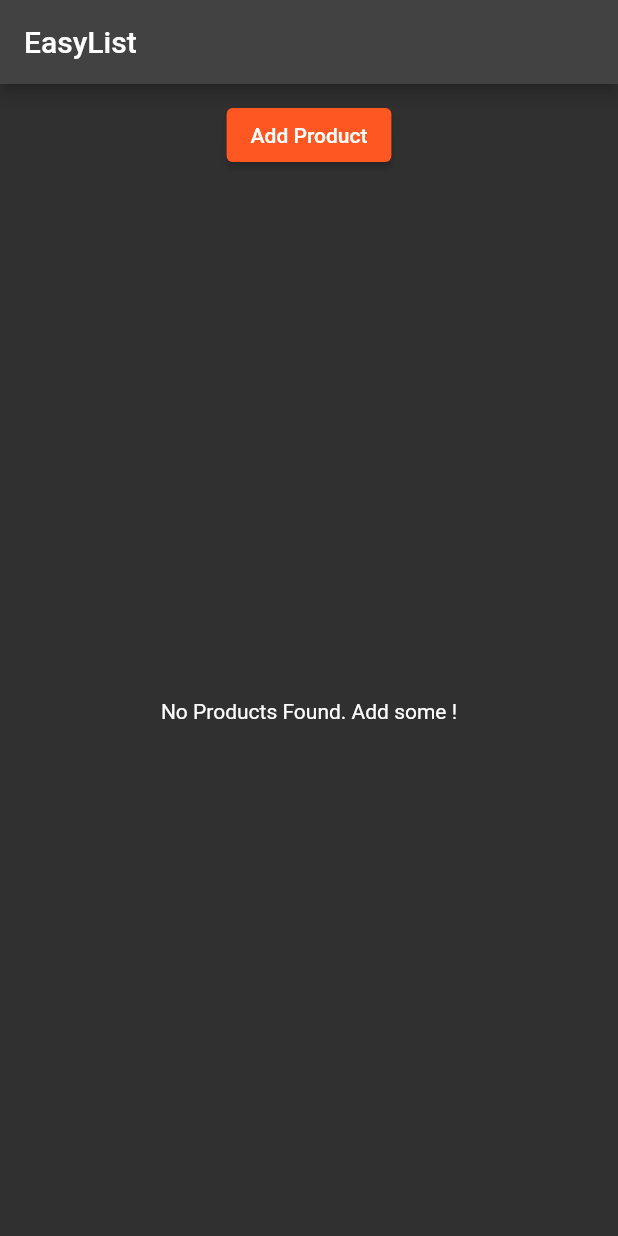
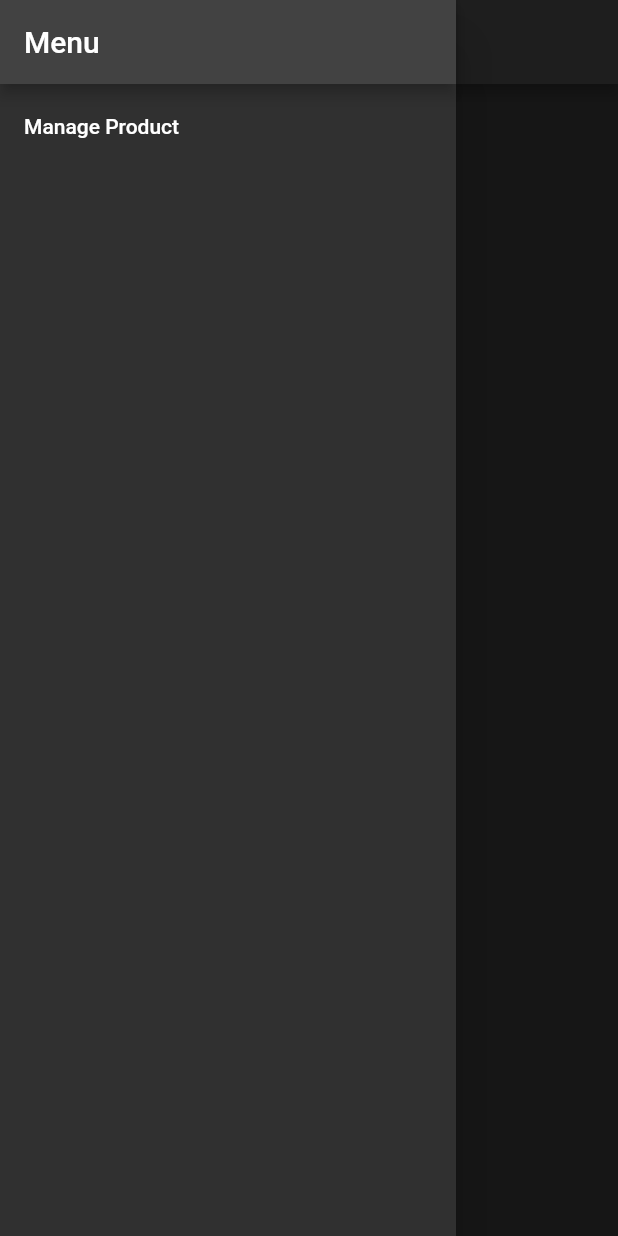
Before and after one commit to Viczdera/EasyList, a Flutter app: the HomeScreen screen opened directly, with the side drawer open (before the commit the screen has no drawer), on a phone screen of 412 x 824 dp. Run offline on Flutter 3.47's test engine with Material 2 defaults, Android fonts, the phone set to English and light mode, and no system bars.

Commit message:
manage products and tabs done

```diff
--- a/lib/screens/home.dart
+++ b/lib/screens/home.dart
@@ -1,5 +1,6 @@
 import 'package:flutter/material.dart';
 import '../product_actions.dart';
+import 'manage_products.dart';
 
 class HomeScreen extends StatelessWidget {
   @override //tell dart we're deliberately overriding a method defined by the Stateless widget
@@ -10,6 +11,25 @@ class HomeScreen extends StatelessWidget {
   Widget build(context) {
     //widget is expected to be returned as a type
     return Scaffold(
+      drawer: Drawer(
+          child: Column(
+        children: <Widget>[
+          AppBar(
+            title: Text('Menu'),
+            //disable icon when bar is open
+            automaticallyImplyLeading: false,
+          ),
+          ListTile(
+            title: Text('Manage Product'),
+            onTap: () {
+              Navigator.pushReplacement(
+                  context,
+                  MaterialPageRoute(
+                      builder: (BuildContext context) => ManageProductsPage()));
+            },
+          )
+        ],
+      )),
       appBar: AppBar(title: Text('EasyList')),
       body: ProductManager(),
       // SizedBox(
```
Also changed, not shown: lib/screens/create_products.dart (added, +10 -0 lines), lib/screens/list_products.dart (added, +10 -0 lines), lib/screens/manage_products.dart (added, +54 -0 lines).
